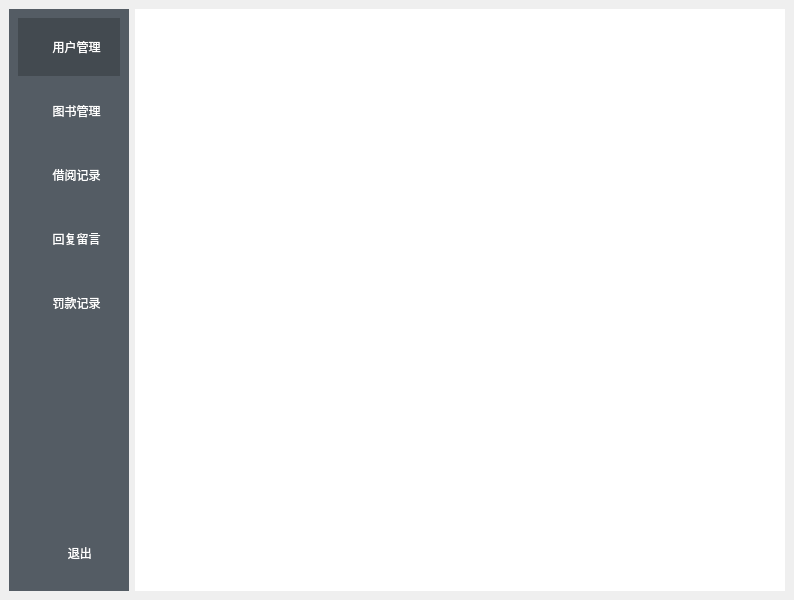
Above: bookmgr/cell/cell_main.ui from ZF-Xie/book-manager before the change. Below: the same form after it.
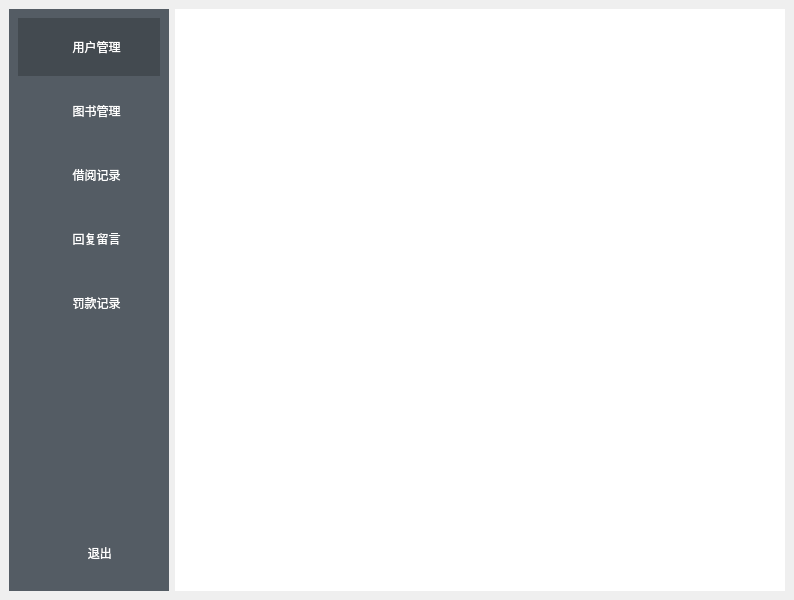
That is the form after the change. Icons and pictures are not drawn.

The edit to the form file:
```diff
--- a/bookmgr/cell/cell_main.ui
+++ b/bookmgr/cell/cell_main.ui
@@ -25,7 +25,7 @@
      <widget class="QWidget" name="tool" native="true">
       <property name="maximumSize">
        <size>
-        <width>120</width>
+        <width>160</width>
         <height>16777215</height>
        </size>
       </property>
```
